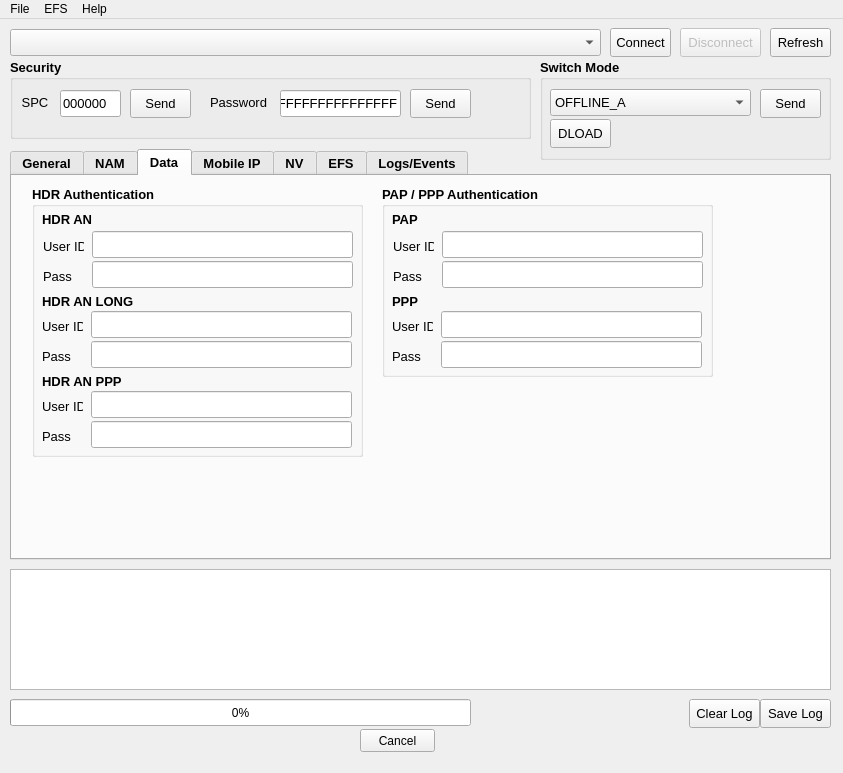
First picture: the form in resources/ui/qcdm_window.ui, repository openpst/qcdm, before the edit.
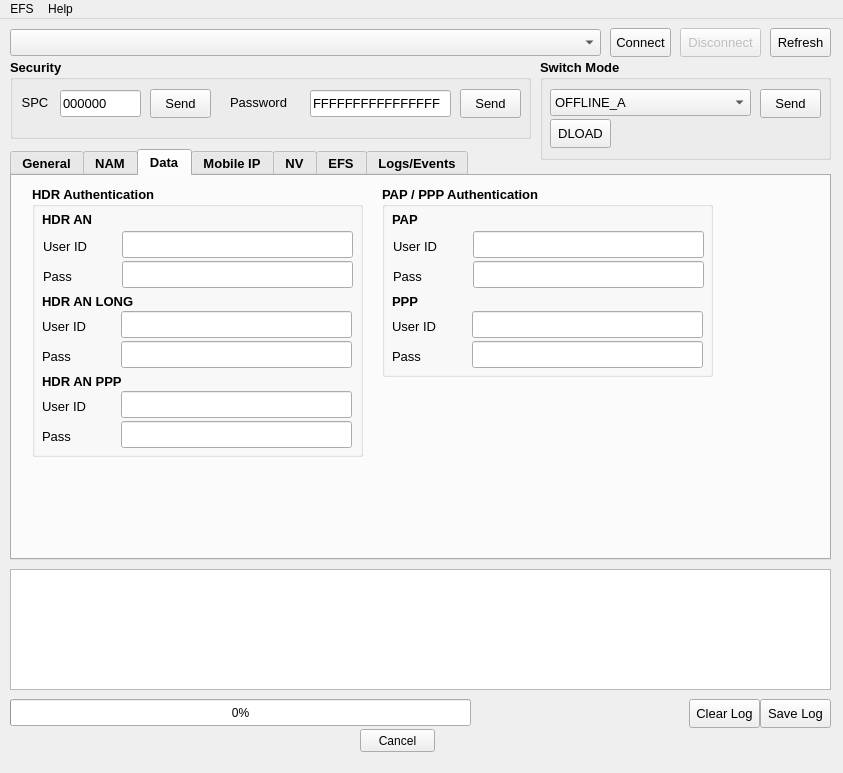
Second picture: the form after the edit. The open tabs and pages were chosen to show the change.

```diff
--- a/resources/ui/qcdm_window.ui
+++ b/resources/ui/qcdm_window.ui
@@ -1602,7 +1602,7 @@
         <rect>
          <x>11</x>
          <y>50</y>
-         <width>41</width>
+         <width>71</width>
          <height>20</height>
         </rect>
        </property>
@@ -1625,9 +1625,9 @@
       <widget class="QLineEdit" name="hdrAnUserIdValue">
        <property name="geometry">
         <rect>
-         <x>60</x>
+         <x>90</x>
          <y>45</y>
-         <width>261</width>
+         <width>231</width>
          <height>27</height>
         </rect>
        </property>
@@ -1646,7 +1646,7 @@
         <rect>
          <x>11</x>
          <y>80</y>
-         <width>41</width>
+         <width>71</width>
          <height>20</height>
         </rect>
        </property>
@@ -1669,9 +1669,9 @@
       <widget class="QLineEdit" name="hdrAnPasswordValue">
        <property name="geometry">
         <rect>
-         <x>60</x>
+         <x>90</x>
          <y>75</y>
-         <width>261</width>
+         <width>231</width>
          <height>27</height>
         </rect>
        </property>
@@ -1690,7 +1690,7 @@
         <rect>
          <x>10</x>
          <y>25</y>
-         <width>51</width>
+         <width>191</width>
          <height>16</height>
         </rect>
        </property>
@@ -1709,7 +1709,7 @@
         <rect>
          <x>10</x>
          <y>160</y>
-         <width>41</width>
+         <width>71</width>
          <height>20</height>
         </rect>
        </property>
@@ -1734,7 +1734,7 @@
         <rect>
          <x>10</x>
          <y>130</y>
-         <width>41</width>
+         <width>71</width>
          <height>20</height>
         </rect>
        </property>
@@ -1757,9 +1757,9 @@
       <widget class="QLineEdit" name="hdrAnLongPasswordValue">
        <property name="geometry">
         <rect>
-         <x>59</x>
+         <x>89</x>
          <y>155</y>
-         <width>261</width>
+         <width>231</width>
          <height>27</height>
         </rect>
        </property>
@@ -1776,9 +1776,9 @@
       <widget class="QLineEdit" name="hdrAnLongUserIdValue">
        <property name="geometry">
         <rect>
-         <x>59</x>
+         <x>89</x>
          <y>125</y>
-         <width>261</width>
+         <width>231</width>
          <height>27</height>
         </rect>
        </property>
@@ -1797,7 +1797,7 @@
         <rect>
          <x>10</x>
          <y>107</y>
-         <width>91</width>
+         <width>191</width>
          <height>16</height>
         </rect>
        </property>
@@ -1816,7 +1816,7 @@
         <rect>
          <x>10</x>
          <y>187</y>
-         <width>81</width>
+         <width>191</width>
          <height>16</height>
         </rect>
        </property>
@@ -1833,9 +1833,9 @@
       <widget class="QLineEdit" name="hdrAnPppPasswordValue">
        <property name="geometry">
         <rect>
-         <x>59</x>
+         <x>89</x>
          <y>235</y>
-         <width>261</width>
+         <width>231</width>
          <height>27</height>
         </rect>
        </property>
@@ -1854,7 +1854,7 @@
         <rect>
          <x>10</x>
          <y>240</y>
-         <width>41</width>
+         <width>71</width>
          <height>20</height>
         </rect>
        </property>
@@ -1877,9 +1877,9 @@
       <widget class="QLineEdit" name="hdrAnPppUserIdValue">
        <property name="geometry">
         <rect>
-         <x>59</x>
+         <x>89</x>
          <y>205</y>
-         <width>261</width>
+         <width>231</width>
          <height>27</height>
         </rect>
        </property>
@@ -1898,7 +1898,7 @@
         <rect>
          <x>10</x>
          <y>210</y>
-         <width>41</width>
+         <width>71</width>
          <height>20</height>
         </rect>
        </property>
@@ -1936,7 +1936,7 @@
         <rect>
          <x>10</x>
          <y>107</y>
-         <width>31</width>
+         <width>191</width>
          <height>16</height>
         </rect>
        </property>
@@ -1955,7 +1955,7 @@
         <rect>
          <x>11</x>
          <y>80</y>
-         <width>41</width>
+         <width>71</width>
          <height>20</height>
         </rect>
        </property>
@@ -1980,7 +1980,7 @@
         <rect>
          <x>11</x>
          <y>50</y>
-         <width>41</width>
+         <width>71</width>
          <height>20</height>
         </rect>
        </property>
@@ -2005,7 +2005,7 @@
         <rect>
          <x>10</x>
          <y>130</y>
-         <width>41</width>
+         <width>71</width>
          <height>20</height>
         </rect>
        </property>
@@ -2030,7 +2030,7 @@
         <rect>
          <x>10</x>
          <y>160</y>
-         <width>41</width>
+         <width>71</width>
          <height>20</height>
         </rect>
        </property>
@@ -2053,9 +2053,9 @@
       <widget class="QLineEdit" name="pppPasswordValue">
        <property name="geometry">
         <rect>
-         <x>59</x>
+         <x>90</x>
          <y>155</y>
-         <width>261</width>
+         <width>231</width>
          <height>27</height>
         </rect>
        </property>
@@ -2072,9 +2072,9 @@
       <widget class="QLineEdit" name="pppUserIdValue">
        <property name="geometry">
         <rect>
-         <x>59</x>
+         <x>90</x>
          <y>125</y>
-         <width>261</width>
+         <width>231</width>
          <height>27</height>
         </rect>
        </property>
@@ -2091,9 +2091,9 @@
       <widget class="QLineEdit" name="papPasswordValue">
        <property name="geometry">
         <rect>
-         <x>60</x>
+         <x>91</x>
          <y>75</y>
-         <width>261</width>
+         <width>231</width>
          <height>27</height>
         </rect>
        </property>
@@ -2110,9 +2110,9 @@
       <widget class="QLineEdit" name="papUserIdValue">
        <property name="geometry">
         <rect>
-         <x>60</x>
+         <x>91</x>
          <y>45</y>
-         <width>261</width>
+         <width>231</width>
          <height>27</height>
         </rect>
        </property>
@@ -2131,7 +2131,7 @@
         <rect>
          <x>10</x>
          <y>25</y>
-         <width>31</width>
+         <width>191</width>
          <height>16</height>
         </rect>
        </property>
@@ -3387,7 +3387,7 @@
     <widget class="QPushButton" name="sendSpcButton">
      <property name="geometry">
       <rect>
-       <x>120</x>
+       <x>140</x>
        <y>30</y>
        <width>61</width>
        <height>29</height>
@@ -3409,7 +3409,7 @@
       <rect>
        <x>50</x>
        <y>31</y>
-       <width>61</width>
+       <width>81</width>
        <height>27</height>
       </rect>
      </property>
@@ -3432,7 +3432,7 @@
       <rect>
        <x>8</x>
        <y>30</y>
-       <width>31</width>
+       <width>41</width>
        <height>27</height>
       </rect>
      </property>
@@ -3450,7 +3450,7 @@
     <widget class="QPushButton" name="sendPasswordButton">
      <property name="geometry">
       <rect>
-       <x>400</x>
+       <x>450</x>
        <y>30</y>
        <width>61</width>
        <height>29</height>
@@ -3470,9 +3470,9 @@
     <widget class="QLineEdit" name="sendPasswordValue">
      <property name="geometry">
       <rect>
-       <x>270</x>
+       <x>300</x>
        <y>31</y>
-       <width>121</width>
+       <width>141</width>
        <height>27</height>
       </rect>
      </property>
@@ -3493,9 +3493,9 @@
     <widget class="QLabel" name="sendPasswordLabel">
      <property name="geometry">
       <rect>
-       <x>200</x>
+       <x>220</x>
        <y>30</y>
-       <width>61</width>
+       <width>81</width>
        <height>27</height>
       </rect>
      </property>
@@ -3688,15 +3688,9 @@
      <x>0</x>
      <y>0</y>
      <width>843</width>
-     <height>21</height>
+     <height>19</height>
     </rect>
    </property>
-   <widget class="QMenu" name="menuFile">
-    <property name="title">
-     <string>File</string>
-    </property>
-    <addaction name="actionExit"/>
-   </widget>
    <widget class="QMenu" name="menuEFS">
     <property name="title">
      <string>EFS</string>
@@ -3715,7 +3709,6 @@
     </property>
     <addaction name="actionAbout"/>
    </widget>
-   <addaction name="menuFile"/>
    <addaction name="menuEFS"/>
    <addaction name="menuHelp"/>
   </widget>
```
Left out of the diff: 38 changed lines with no effect on the pictures.
